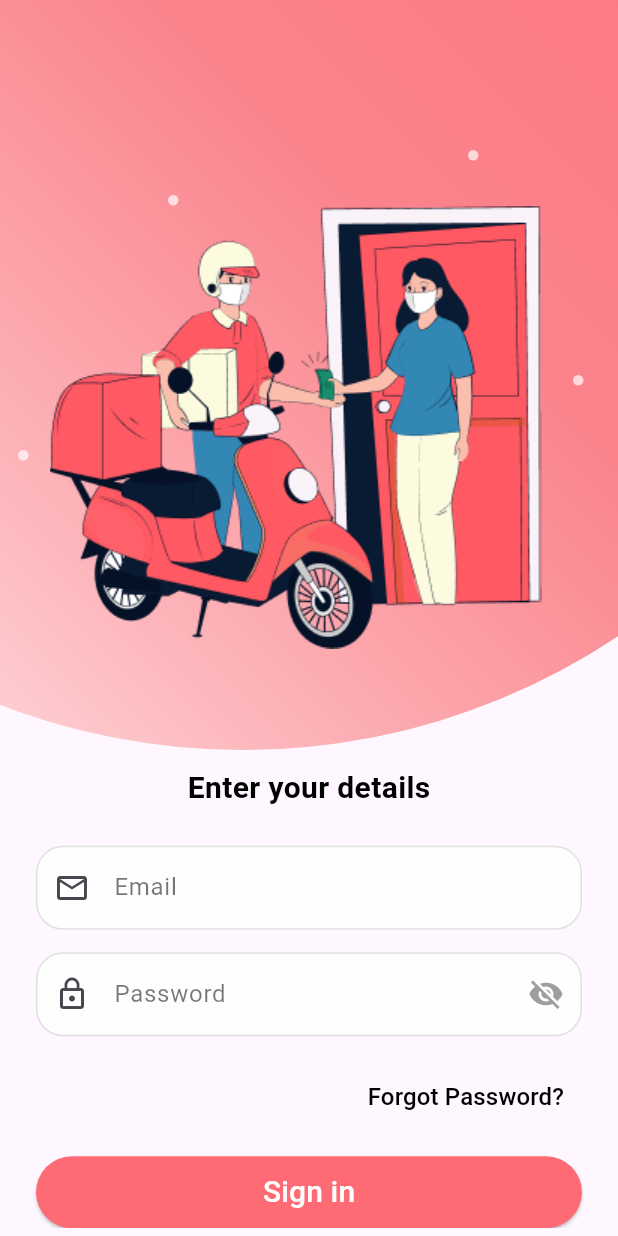
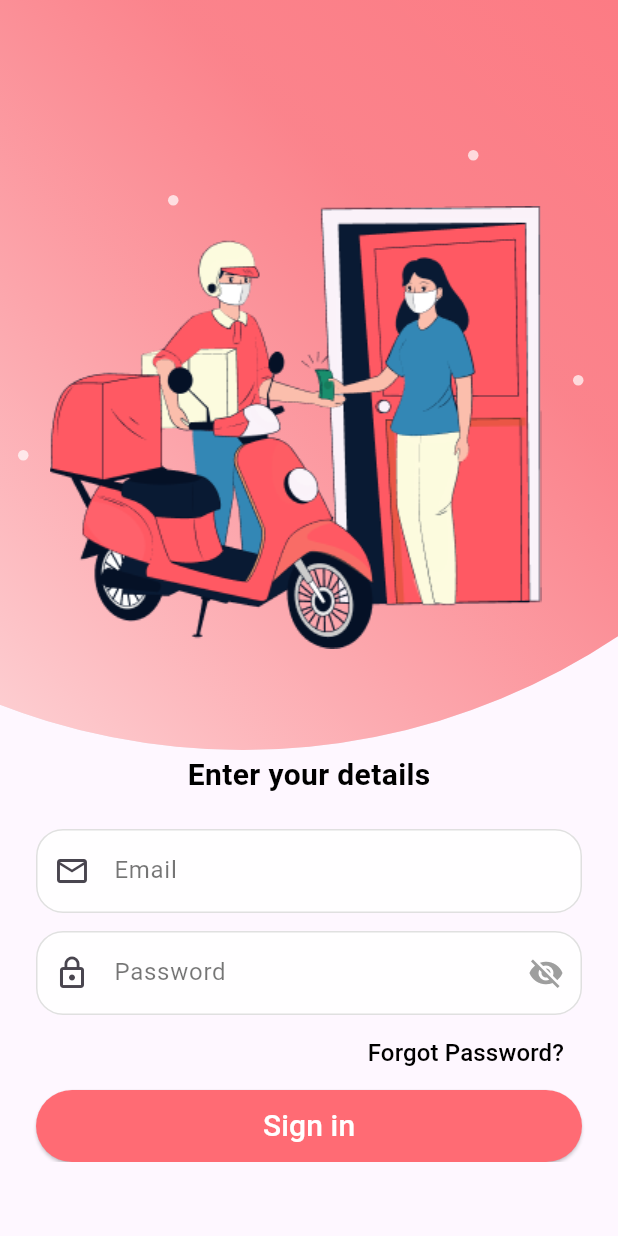
Before and after one commit to hamzanaxeed/Zestup-Rider, a Flutter app: the screen it shows after launch, on a phone screen of 412 x 824 dp. Run offline on Flutter 3.47's test engine with Material 3 defaults, Android fonts, the phone set to English and light mode, and no system bars; our stand-ins replace flutter_easyloading, shared_preferences.

Commit message:
fixed login screen

```diff
--- a/lib/views/Authentication_Screen/login_Screen.dart
+++ b/lib/views/Authentication_Screen/login_Screen.dart
@@ -140,7 +140,7 @@ class _LoginScreenState extends State<LoginScreen> {
                 Column(
                   children: [
                     SizedBox(
-                      height: MediaQuery.of(context).size.height * 0.62,
+                      height: MediaQuery.of(context).size.height * 0.61,
                     ),
                     Padding(
                       padding: const EdgeInsets.symmetric(horizontal: 24.0),
@@ -153,7 +153,7 @@ class _LoginScreenState extends State<LoginScreen> {
                               fontWeight: FontWeight.bold,
                             ),
                           ),
-                          SizedBox(height: 24,),
+                          SizedBox(height: 21,),
                           TextField(
                             controller: _emailController,
                             keyboardType: TextInputType.emailAddress,
@@ -179,7 +179,7 @@ class _LoginScreenState extends State<LoginScreen> {
                               hintStyle: TextStyle(color: Colors.grey),
                             ),
                           ),
-                          const SizedBox(height: 15),
+                          const SizedBox(height: 12),
 
                           TextField(
                             controller: _passwordController,
@@ -219,7 +219,7 @@ class _LoginScreenState extends State<LoginScreen> {
                             ),
                           ),
 
-                          SizedBox(height: 16,),
+                          SizedBox(height: 1,),
 
                           // Move "Forgot Password?" to the right and make it a button
                           Row(
@@ -245,7 +245,7 @@ class _LoginScreenState extends State<LoginScreen> {
                               ),
                             ],
                           ),
-                          SizedBox(height: 16,),
+                          SizedBox(height: 1,),
 
                           ElevatedButton(
                             onPressed: () async {
```
